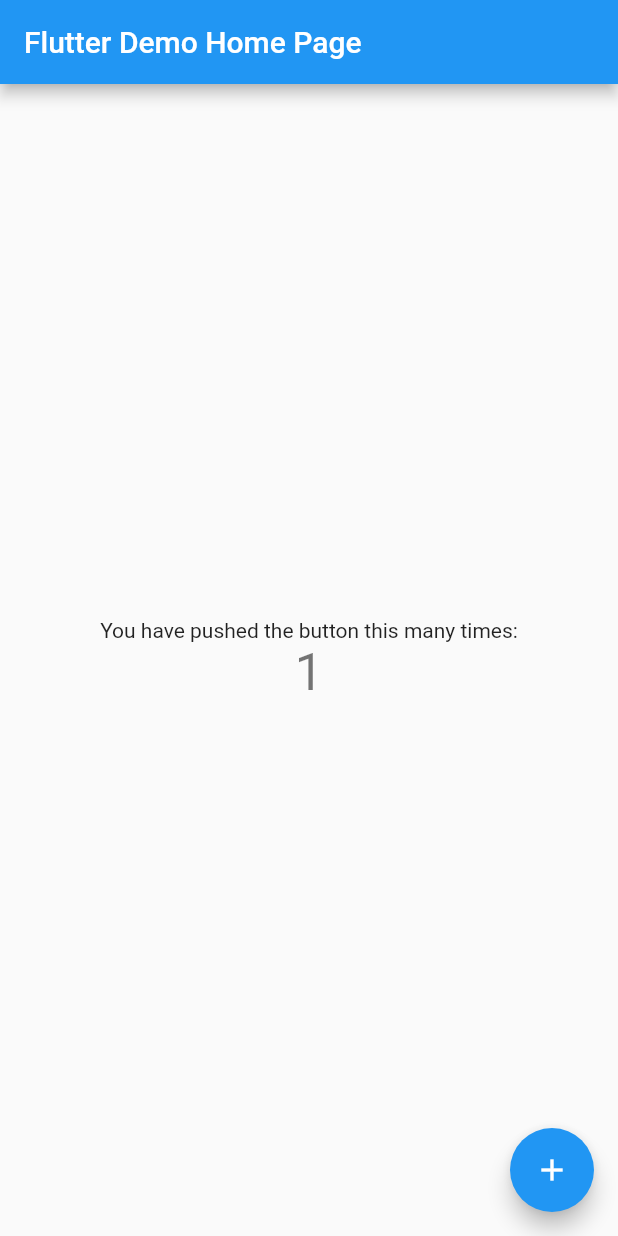
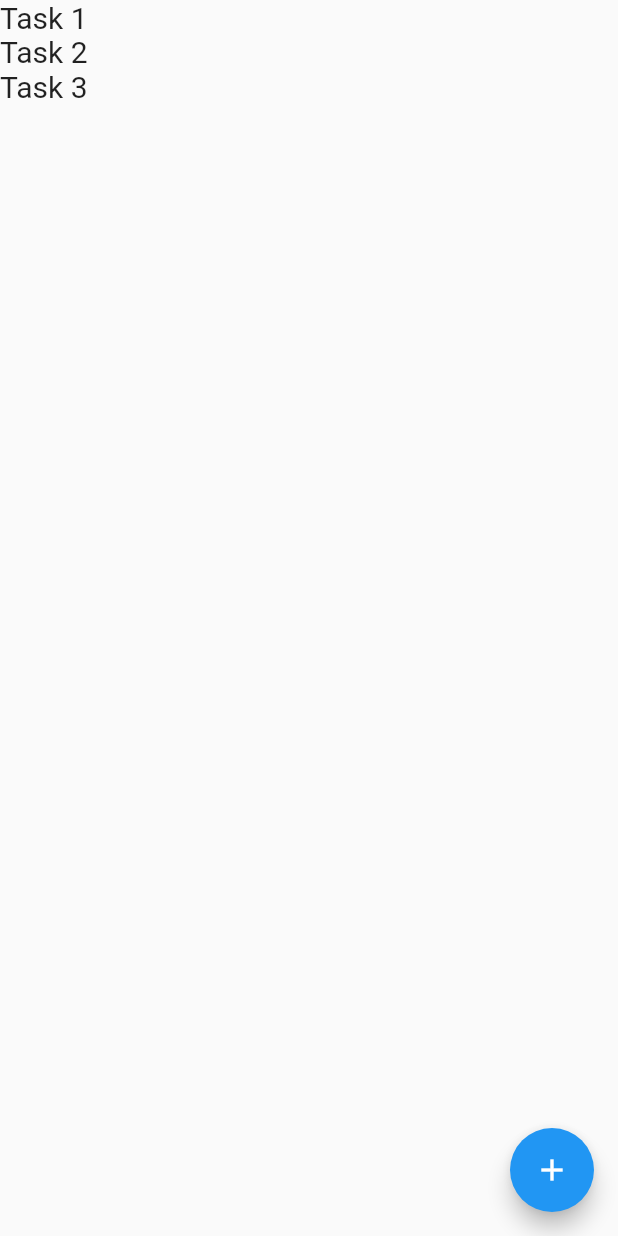
Before and after one commit to mohansella/task_tree, a Flutter app: the screen it shows after launch, after a tap on the "add" icon, on a phone screen of 412 x 824 dp. Run offline on Flutter 3.47's test engine with Material 2 defaults, Android fonts, the phone set to English and light mode, and no system bars.

Commit message:
simple task list view

```diff
--- a/lib/main.dart
+++ b/lib/main.dart
@@ -1,115 +1,38 @@
 import 'package:flutter/material.dart';
+import 'package:task_tree/taskapi.dart';
 
 void main() {
-  runApp(const MyApp());
+  runApp(const TaskTreeApp());
 }
 
-class MyApp extends StatelessWidget {
-  const MyApp({Key? key}) : super(key: key);
+class TaskTreeApp extends StatelessWidget {
+  const TaskTreeApp({Key? key}) : super(key: key);
 
-  // This widget is the root of your application.
   @override
   Widget build(BuildContext context) {
     return MaterialApp(
-      title: 'Flutter Demo',
-      theme: ThemeData(
-        // This is the theme of your application.
-        //
-        // Try running your application with "flutter run". You'll see the
-        // application has a blue toolbar. Then, without quitting the app, try
-        // changing the primarySwatch below to Colors.green and then invoke
-        // "hot reload" (press "r" in the console where you ran "flutter run",
-        // or simply save your changes to "hot reload" in a Flutter IDE).
-        // Notice that the counter didn't reset back to zero; the application
-        // is not restarted.
-        primarySwatch: Colors.blue,
+      title: "Task Tree",
+      home: Scaffold(
+        body: Column(children: TaskTreeApi.getTasks().map((e) => TaskTreeWidget(e)).toList()),
+        floatingActionButton: FloatingActionButton(
+          onPressed: () {},
+          tooltip: 'Add Task',
+          child: const Icon(Icons.add),
+        ),
       ),
-      home: const MyHomePage(title: 'Flutter Demo Home Page'),
     );
   }
 }
 
-class MyHomePage extends StatefulWidget {
-  const MyHomePage({Key? key, required this.title}) : super(key: key);
+class TaskTreeWidget extends StatelessWidget {
 
-  // This widget is the home page of your application. It is stateful, meaning
-  // that it has a State object (defined below) that contains fields that affect
-  // how it looks.
+  final TaskTree taskTree;
 
-  // This class is the configuration for the state. It holds the values (in this
-  // case the title) provided by the parent (in this case the App widget) and
-  // used by the build method of the State. Fields in a Widget subclass are
-  // always marked "final".
-
-  final String title;
-
-  @override
-  State<MyHomePage> createState() => _MyHomePageState();
-}
-
-class _MyHomePageState extends State<MyHomePage> {
-  int _counter = 0;
-
-  void _incrementCounter() {
-    setState(() {
-      // This call to setState tells the Flutter framework that something has
-      // changed in this State, which causes it to rerun the build method below
-      // so that the display can reflect the updated values. If we changed
-      // _counter without calling setState(), then the build method would not be
-      // called again, and so nothing would appear to happen.
-      _counter++;
-    });
-  }
+  const TaskTreeWidget(this.taskTree, {Key? key}) : super(key: key);
 
   @override
   Widget build(BuildContext context) {
-    // This method is rerun every time setState is called, for instance as done
-    // by the _incrementCounter method above.
-    //
-    // The Flutter framework has been optimized to make rerunning build methods
-    // fast, so that you can just rebuild anything that needs updating rather
-    // than having to individually change instances of widgets.
-    return Scaffold(
-      appBar: AppBar(
-        // Here we take the value from the MyHomePage object that was created by
-        // the App.build method, and use it to set our appbar title.
-        title: Text(widget.title),
-      ),
-      body: Center(
-        // Center is a layout widget. It takes a single child and positions it
-        // in the middle of the parent.
-        child: Column(
-          // Column is also a layout widget. It takes a list of children and
-          // arranges them vertically. By default, it sizes itself to fit its
-          // children horizontally, and tries to be as tall as its parent.
-          //
-          // Invoke "debug painting" (press "p" in the console, choose the
-          // "Toggle Debug Paint" action from the Flutter Inspector in Android
-          // Studio, or the "Toggle Debug Paint" command in Visual Studio Code)
-          // to see the wireframe for each widget.
-          //
-          // Column has various properties to control how it sizes itself and
-          // how it positions its children. Here we use mainAxisAlignment to
-          // center the children vertically; the main axis here is the vertical
-          // axis because Columns are vertical (the cross axis would be
-          // horizontal).
-          mainAxisAlignment: MainAxisAlignment.center,
-          children: <Widget>[
-            const Text(
-              'You have pushed the button this many times:',
-            ),
-            Text(
-              '$_counter',
-              style: Theme.of(context).textTheme.headline4,
-            ),
-          ],
-        ),
-      ),
-      floatingActionButton: FloatingActionButton(
-        onPressed: _incrementCounter,
-        tooltip: 'Increment',
-        child: const Icon(Icons.add),
-      ), // This trailing comma makes auto-formatting nicer for build methods.
-    );
+    return Text(taskTree.name, style: const TextStyle(fontSize: 20),);
   }
+
 }
--- /dev/null
+++ b/lib/taskapi.dart
@@ -0,0 +1,22 @@
+class TaskTree {
+
+  final num id;
+  String name;
+  List<String>? people;
+  List<String>? location;
+
+  TaskTree._(this.id, this.name, {this.people, this.location});
+
+}
+
+class TaskTreeApi {
+
+  static List<TaskTree> getTasks() {
+    return [
+      TaskTree._(1, "Task 1", people: ["people1"], location: ["location"]),
+      TaskTree._(2, "Task 2", people: ["people1"], location: ["location"]),
+      TaskTree._(3, "Task 3", people: ["people1"], location: ["location"])
+    ];
+  }
+
+}
--- a/pubspec.yaml
+++ b/pubspec.yaml
@@ -1,5 +1,5 @@
 name: task_tree
-description: A new Flutter project.
+description: A simple task management app which can chain tasks, assign to people and place, etc..
 
 # The following line prevents the package from being accidentally published to
 # pub.dev using `flutter pub publish`. This is preferred for private packages.
@@ -34,6 +34,7 @@
   # The following adds the Cupertino Icons font to your application.
   # Use with the CupertinoIcons class for iOS style icons.
   cupertino_icons: ^1.0.2
+  get_it: ^7.2.0
 
 dev_dependencies:
   flutter_test:
```
Also changed, not shown: pubspec.lock, 1 other file.
